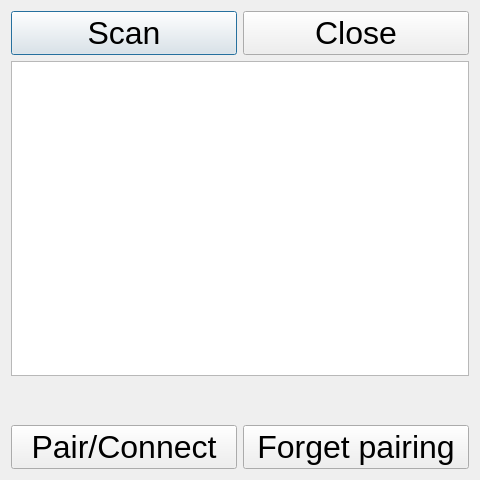
First picture: the form in bluetooth/bluetoothmanager.ui, repository iotinga/openivi-html5, before the edit.
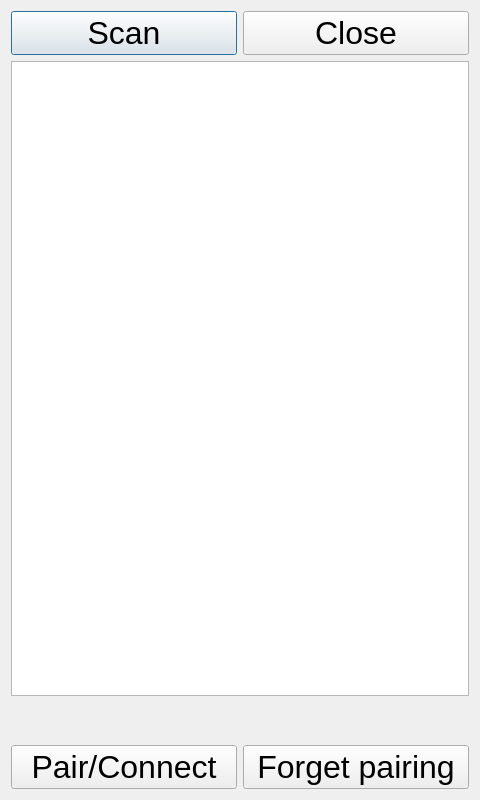
Second picture: the form after the edit.

Diff of the .ui file:
```diff
--- a/bluetooth/bluetoothmanager.ui
+++ b/bluetooth/bluetoothmanager.ui
@@ -7,7 +7,7 @@
     <x>0</x>
     <y>0</y>
     <width>480</width>
-    <height>480</height>
+    <height>800</height>
    </rect>
   </property>
   <property name="sizePolicy">
```
